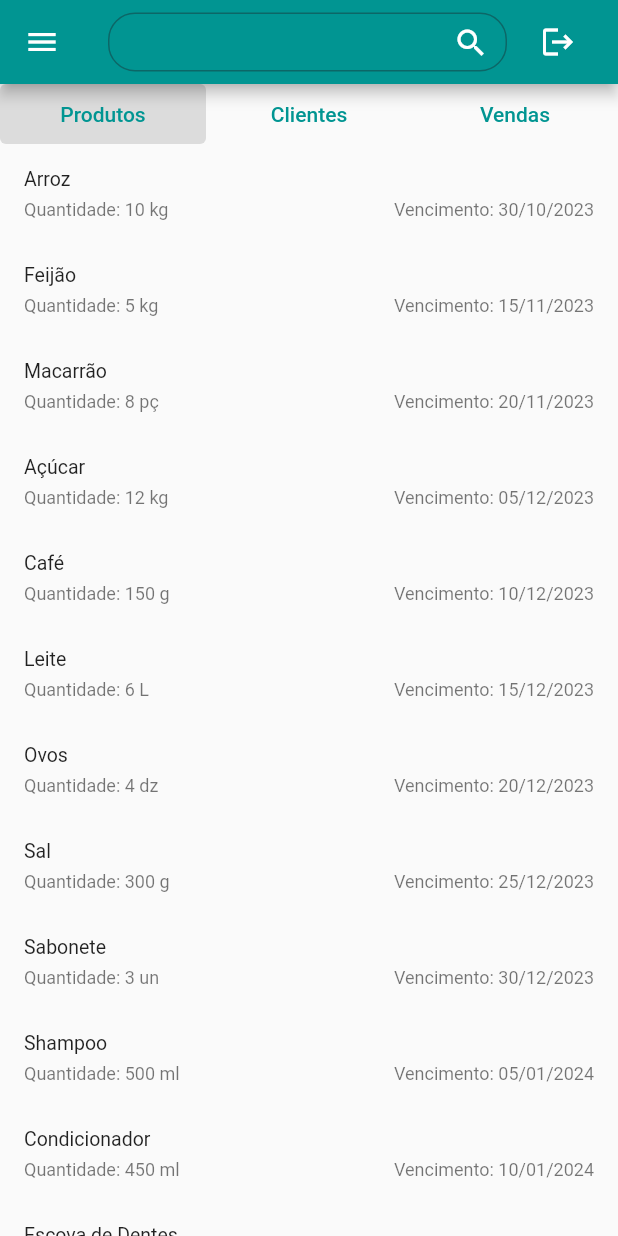
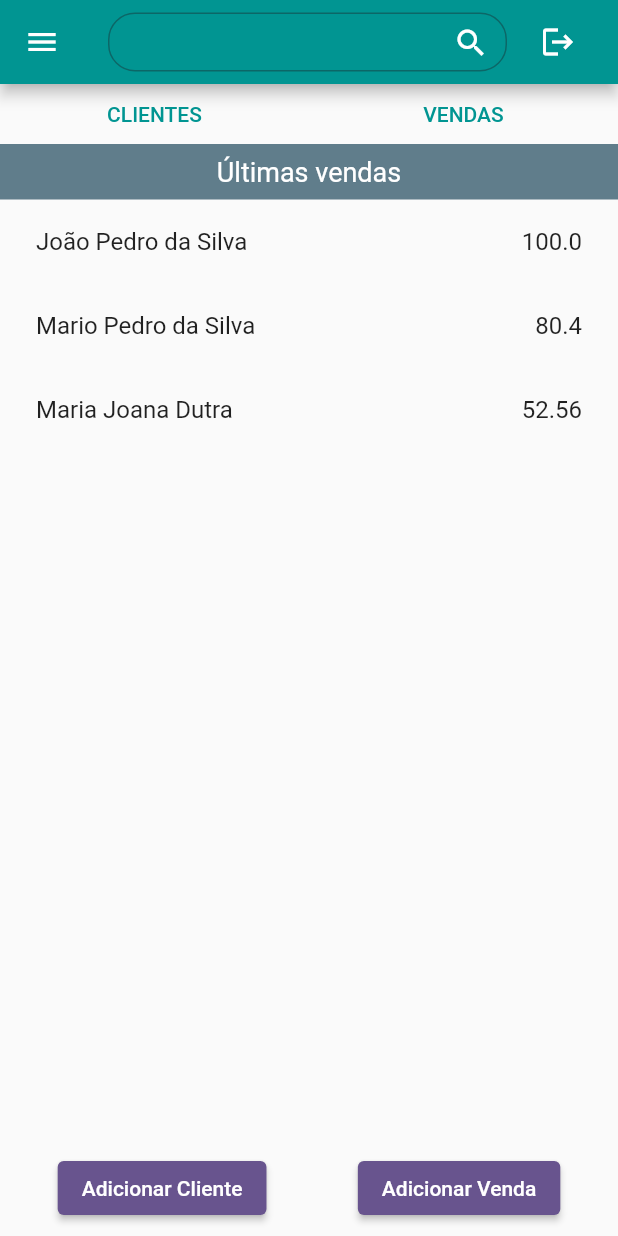
Before and after one commit to RodrigoFigueiredo346/mini_market_v1, a Flutter app: the HomePage screen opened directly, on a phone screen of 412 x 824 dp. Run offline on Flutter 3.47's test engine with Material 2 defaults, Android fonts, the phone set to English and light mode, and no system bars; our stand-ins replace shared_preferences; accounts and stored records are empty.

Commit message:
refactor: Removendo produtos e implementando tela home com vendas inicialmente

```diff
--- a/lib/models/products_models.dart
+++ /dev/null
@@ -1,81 +0,0 @@
-// ignore_for_file: public_member_api_docs, sort_constructors_first
-import 'dart:convert';
-
-class ProductModel {
-  final String name;
-  final String unit;
-  final int quantity;
-  final DateTime expirationDate;
-
-  ProductModel({
-    required this.name,
-    required this.unit,
-    required this.quantity,
-    required this.expirationDate,
-  });
-
-  Map<String, dynamic> toMap() {
-    return <String, dynamic>{
-      'name': name,
-      'unit': unit,
-      'quantity': quantity,
-      'expirationDate': expirationDate,
-    };
-  }
-
-  factory ProductModel.fromMap(Map<String, dynamic> map) {
-    return ProductModel(
-      name: map['name'] as String,
-      unit: map['unit'] as String,
-      quantity: map['quantity'] as int,
-      expirationDate: map['expirationDate'],
-    );
-  }
-
-  String toJson() => json.encode(toMap());
-
-  factory ProductModel.fromJson(String source) => ProductModel.fromMap(json.decode(source) as Map<String, dynamic>);
-
-  ProductModel copyWith({
-    String? name,
-    String? unit,
-    int? quantity,
-    DateTime? expirationDate,
-  }) {
-    return ProductModel(
-      name: name ?? this.name,
-      unit: unit ?? this.unit,
-      quantity: quantity ?? this.quantity,
-      expirationDate: expirationDate ?? this.expirationDate,
-    );
-  }
-
-  static List<ProductModel> mockProducts() {
-    return [
-      ProductModel(name: 'Arroz', unit: 'kg', quantity: 10, expirationDate: _parseDate('30/10/2023')),
-      ProductModel(name: 'Feijão', unit: 'kg', quantity: 5, expirationDate: _parseDate('15/11/2023')),
-      ProductModel(name: 'Macarrão', unit: 'pç', quantity: 8, expirationDate: _parseDate('20/11/2023')),
-      ProductModel(name: 'Açúcar', unit: 'kg', quantity: 12, expirationDate: _parseDate('05/12/2023')),
-      ProductModel(name: 'Café', unit: 'g', quantity: 150, expirationDate: _parseDate('10/12/2023')),
-      ProductModel(name: 'Leite', unit: 'L', quantity: 6, expirationDate: _parseDate('15/12/2023')),
-      ProductModel(name: 'Ovos', unit: 'dz', quantity: 4, expirationDate: _parseDate('20/12/2023')),
-      ProductModel(name: 'Sal', unit: 'g', quantity: 300, expirationDate: _parseDate('25/12/2023')),
-      ProductModel(name: 'Sabonete', unit: 'un', quantity: 3, expirationDate: _parseDate('30/12/2023')),
-      ProductModel(name: 'Shampoo', unit: 'ml', quantity: 500, expirationDate: _parseDate('05/01/2024')),
-      ProductModel(name: 'Condicionador', unit: 'ml', quantity: 450, expirationDate: _parseDate('10/01/2024')),
-      ProductModel(name: 'Escova de Dentes', unit: 'un', quantity: 2, expirationDate: _parseDate('15/01/2024')),
-      ProductModel(name: 'Pasta de Dentes', unit: 'g', quantity: 200, expirationDate: _parseDate('20/01/2024')),
-      ProductModel(name: 'Tomate', unit: 'kg', quantity: 7, expirationDate: _parseDate('25/01/2024')),
-      ProductModel(name: 'Cebola', unit: 'kg', quantity: 6, expirationDate: _parseDate('01/02/2024')),
-      ProductModel(name: 'Batata', unit: 'kg', quantity: 9, expirationDate: _parseDate('06/02/2024')),
-      ProductModel(name: 'Banana', unit: 'kg', quantity: 4, expirationDate: _parseDate('11/02/2024')),
-      ProductModel(name: 'Maçã', unit: 'kg', quantity: 3, expirationDate: _parseDate('16/02/2024')),
-      ProductModel(name: 'Abacaxi', unit: 'un', quantity: 1, expirationDate: _parseDate('21/02/2024')),
-    ];
-  }
-
-  static DateTime _parseDate(String dateString) {
-    final parts = dateString.split('/');
-    return DateTime(int.parse(parts[2]), int.parse(parts[1]), int.parse(parts[0]));
-  }
-}
--- /dev/null
+++ b/lib/models/sales_models.dart
@@ -0,0 +1,46 @@
+import 'dart:convert';
+
+class SalesModel {
+  final double value;
+  final String client;
+  final DateTime saledate;
+
+  SalesModel({
+    required this.value,
+    required this.client,
+    required this.saledate,
+  });
+
+  Map<String, dynamic> toMap() {
+    return <String, dynamic>{
+      'value': value,
+      'client': client,
+      'saledate': saledate.millisecondsSinceEpoch,
+    };
+  }
+
+  factory SalesModel.fromMap(Map<String, dynamic> map) {
+    return SalesModel(
+      value: map['value'] as double,
+      client: map['client'] as String,
+      saledate: DateTime.fromMillisecondsSinceEpoch(map['saledate'] as int),
+    );
+  }
+
+  String toJson() => json.encode(toMap());
+
+  factory SalesModel.fromJson(String source) => SalesModel.fromMap(json.decode(source) as Map<String, dynamic>);
+
+  static List<SalesModel> mockProducts() {
+    return [
+      SalesModel(value: 100, client: 'João Pedro da Silva', saledate: _parseDate('30/10/2023')),
+      SalesModel(value: 80.40, client: 'Mario Pedro da Silva', saledate: _parseDate('20/09/2023')),
+      SalesModel(value: 52.56, client: 'Maria Joana Dutra', saledate: _parseDate('05/08/2023')),
+    ];
+  }
+
+  static DateTime _parseDate(String dateString) {
+    final parts = dateString.split('/');
+    return DateTime(int.parse(parts[2]), int.parse(parts[1]), int.parse(parts[0]));
+  }
+}
--- a/lib/pages/home_page.dart
+++ b/lib/pages/home_page.dart
@@ -1,6 +1,6 @@
 import 'package:flutter/material.dart';
 import 'package:intl/intl.dart';
-import 'package:mini_market_v1/models/products_models.dart';
+import 'package:mini_market_v1/models/sales_models.dart';
 
 class HomePage extends StatefulWidget {
   const HomePage({Key? key}) : super(key: key);
@@ -14,7 +14,7 @@ class _HomePageState extends State<HomePage> {
   final TextEditingController _searchController = TextEditingController();
   String _selectedButton = 'Produtos';
 
-  final List<ProductModel> products = ProductModel.mockProducts();
+  final List<SalesModel> sales = SalesModel.mockProducts();
 
   Widget buildButton(String buttonText) {
     bool isSelected = buttonText == _selectedButton;
@@ -91,30 +91,61 @@ class _HomePageState extends State<HomePage> {
             height: 40,
             child: Row(
               children: [
-                buildButton('Produtos'),
-                buildButton('Clientes'),
-                buildButton('Vendas'),
+                // buildButton('Produtos'),
+                buildButton('CLIENTES'),
+                buildButton('VENDAS'),
+              ],
+            ),
+          ),
+          Container(
+            padding: const EdgeInsets.all(8),
+            color: Colors.blueGrey,
+            child: const Row(
+              mainAxisAlignment: MainAxisAlignment.center,
+              children: [
+                Text(
+                  'Últimas vendas',
+                  style: TextStyle(color: Colors.white, fontSize: 18),
+                )
               ],
             ),
           ),
           Expanded(
             child: ListView.builder(
-              itemCount: products.length,
+              itemCount: sales.length,
               itemBuilder: (context, index) {
-                return ListTile(
-                  dense: true,
-                  title: Text(products[index].name),
-                  subtitle: Row(
-                    mainAxisAlignment: MainAxisAlignment.spaceBetween,
-                    children: [
-                      Text('Quantidade: ${products[index].quantity} ${products[index].unit}'),
-                      Text('Vencimento: ${DateFormat('dd/MM/yyyy').format(products[index].expirationDate)}'),
-                    ],
+                return Padding(
+                  padding: const EdgeInsets.symmetric(horizontal: 8.0),
+                  child: ListTile(
+                    //dense: true,
+                    title: Row(
+                      mainAxisAlignment: MainAxisAlignment.spaceBetween,
+                      children: [
+                        Text(sales[index].client),
+                        Text(sales[index].value.toString()),
+                      ],
+                    ),
                   ),
                 );
               },
             ),
           ),
+          Padding(
+            padding: const EdgeInsets.all(8.0),
+            child: Row(
+              mainAxisAlignment: MainAxisAlignment.spaceAround,
+              children: [
+                ElevatedButton(
+                  onPressed: () {},
+                  child: const Text('Adicionar Cliente'),
+                ),
+                ElevatedButton(
+                  onPressed: () {},
+                  child: const Text('Adicionar Venda'),
+                ),
+              ],
+            ),
+          )
         ],
       ),
     );
```
Also changed, not shown: lib/storage/local_storage.dart (+8 -8 lines), lib/provider/product_provider.dart (deleted), lib/provider/sales_provider.dart (added).
